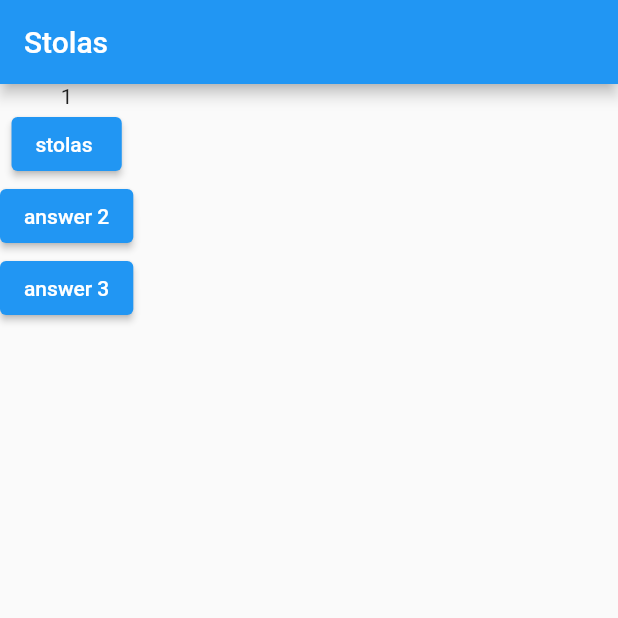
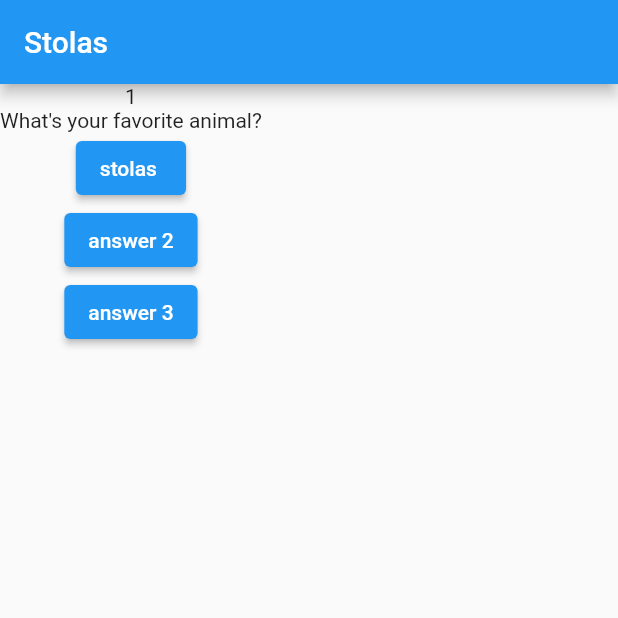
Before and after one commit to manoelacmn/myApp, a Flutter app: the screen it shows after launch, after a tap on "answer 2", on a phone screen of 412 x 824 dp, the top half of it. Run offline on Flutter 3.47's test engine with Material 2 defaults, Android fonts, the phone set to English and light mode, and no system bars.

Commit message:
first upload

```diff
--- a/lib/main.dart
+++ b/lib/main.dart
@@ -1,4 +1,6 @@
 import 'package:flutter/material.dart';
+
+import './question.dart';
 
 void main() {
   runApp(myapp());
@@ -19,7 +21,6 @@ class MyAppState extends State<myapp> {
     setState(() {
       questionIndex++;
     });
-    print(questionIndex);
   }
 
   @override
@@ -38,6 +39,7 @@ class MyAppState extends State<myapp> {
         body: Column(
           children: <Widget>[
             Text(questionIndex.toString()),
+            Text(questions[questionIndex]),
             ElevatedButton(
                 onPressed: (() => print("uwu")), child: Text('stolas ')),
             ElevatedButton(onPressed: answerquestion, child: Text("answer 2")),
```
